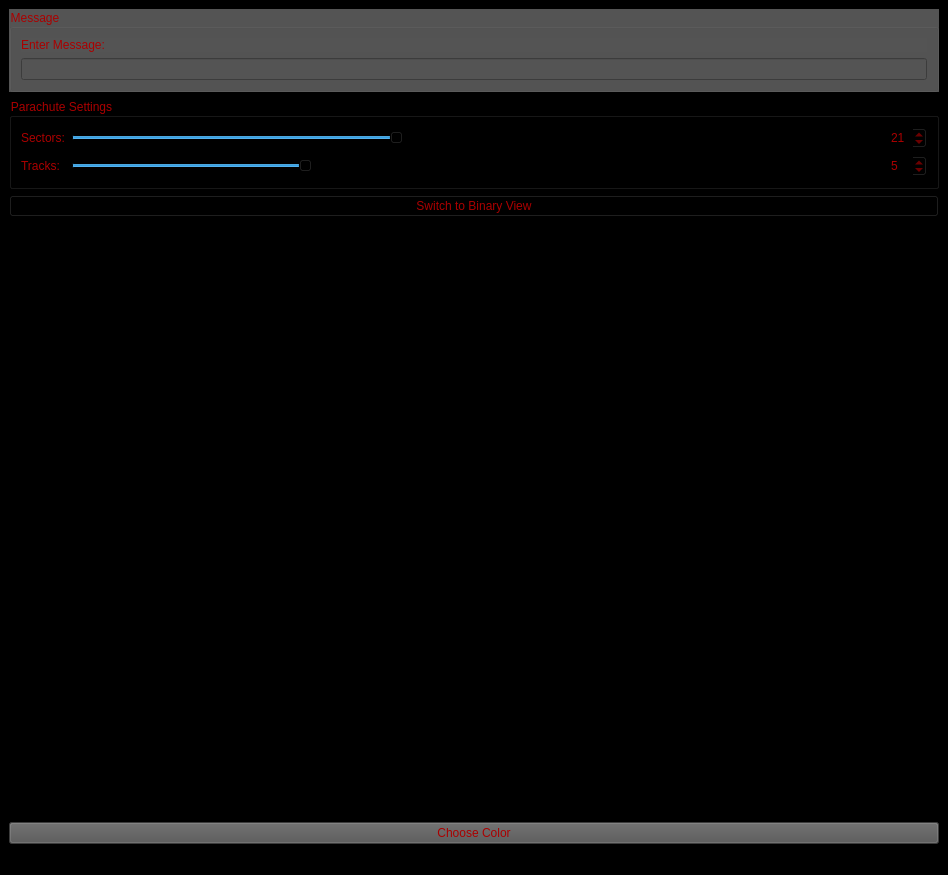
The window that src/parachute.ui (1MrazorT1/ParachuteEncoder) describes before a commit, drawn with Qt 5.
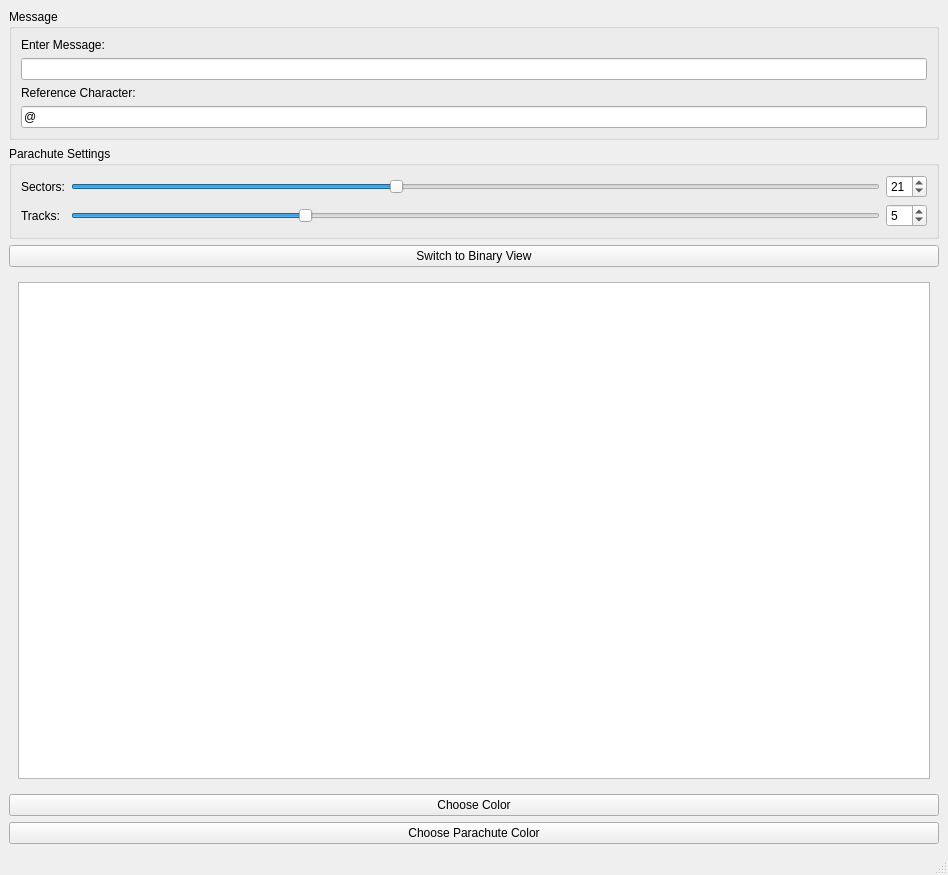
The same window after the commit.

Commit message: added the ability to change parachute's colors

What changed in the file:
```diff
--- a/src/parachute.ui
+++ b/src/parachute.ui
@@ -17,19 +17,17 @@
    <bool>false</bool>
   </property>
   <property name="styleSheet">
-   <string notr="true">color: rgb(170, 0, 0);
-background-color: rgb(0, 0, 0);</string>
+   <string notr="true"/>
   </property>
   <widget class="QWidget" name="centralwidget">
    <property name="styleSheet">
-    <string notr="true">background-color: rgb(141, 141, 141);
-background-color: rgb(0, 0, 0);</string>
+    <string notr="true"/>
    </property>
    <layout class="QVBoxLayout" name="verticalLayout">
     <item>
      <widget class="QGroupBox" name="messageBox">
       <property name="styleSheet">
-       <string notr="true">background-color: rgb(84, 84, 84);</string>
+       <string notr="true"/>
       </property>
       <property name="title">
        <string>Message</string>
@@ -45,6 +43,23 @@
        <item>
         <widget class="QLineEdit" name="messageInput"/>
        </item>
+       <item>
+        <widget class="QLabel" name="labelRefChar">
+         <property name="text">
+          <string>Reference Character:</string>
+         </property>
+        </widget>
+       </item>
+       <item>
+        <widget class="QLineEdit" name="lineEditRefChar">
+         <property name="text">
+          <string>@</string>
+         </property>
+         <property name="maxLength">
+          <number>1</number>
+         </property>
+        </widget>
+       </item>
       </layout>
      </widget>
     </item>
@@ -167,13 +182,20 @@
     <item>
      <widget class="QPushButton" name="colorButton">
       <property name="styleSheet">
-       <string notr="true">background-color: rgb(84, 84, 84);</string>
+       <string notr="true"/>
       </property>
       <property name="text">
        <string>Choose Color</string>
       </property>
      </widget>
     </item>
+    <item>
+     <widget class="QPushButton" name="parachuteColorButton">
+      <property name="text">
+       <string>Choose Parachute Color</string>
+      </property>
+     </widget>
+    </item>
    </layout>
   </widget>
   <widget class="QMenuBar" name="menubar">
```
The commit also changes 8 other files.
